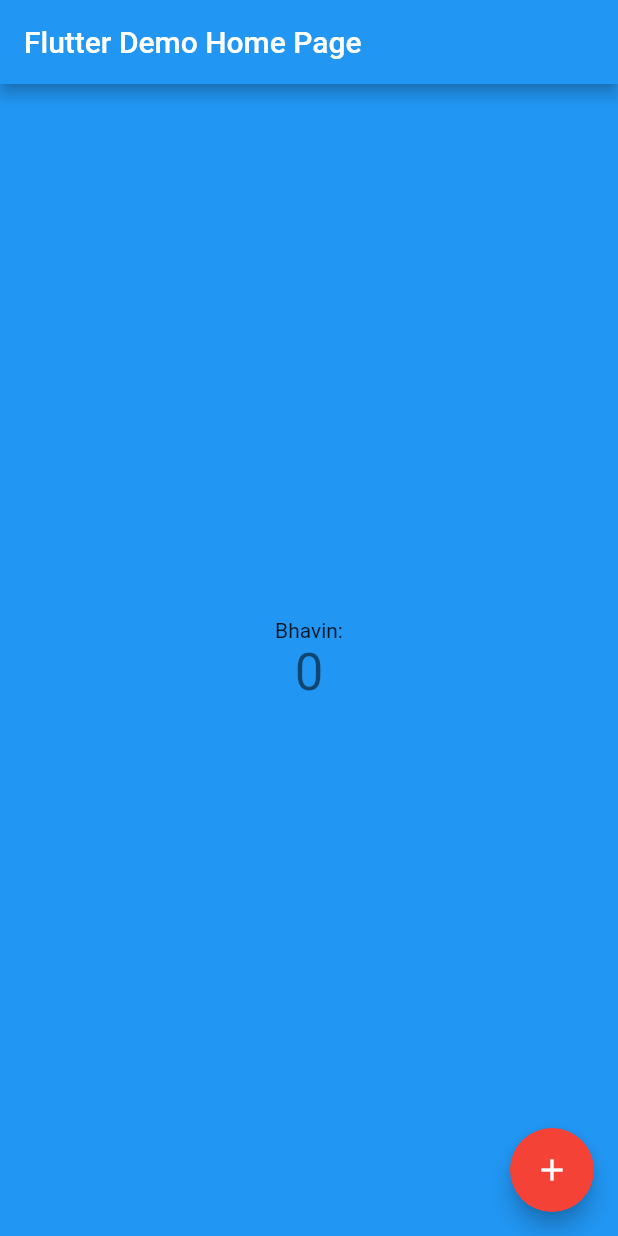
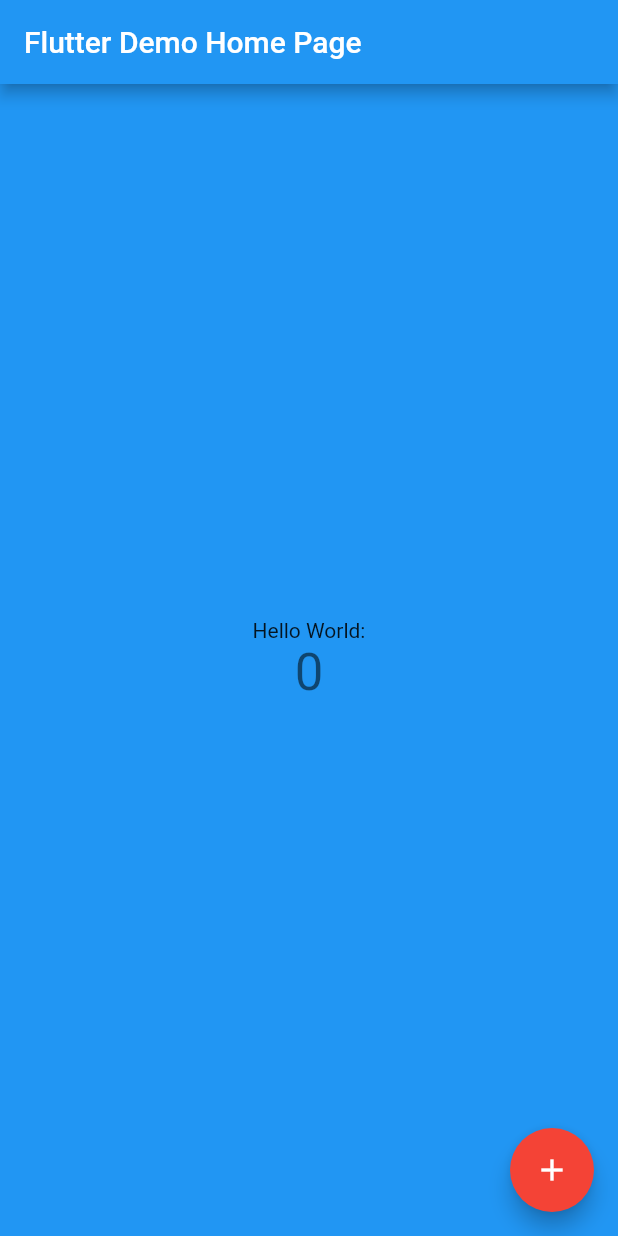
Before and after one commit to rajeshreemistry/flutterCounterApp, a Flutter app: the screen it shows after launch, on a phone screen of 412 x 824 dp. Run offline on Flutter 3.47's test engine with Material 2 defaults, Android fonts, the phone set to English and light mode, and no system bars.

Commit message:
Put Hello World Text

```diff
--- a/lib/main.dart
+++ b/lib/main.dart
@@ -98,7 +98,7 @@ class _MyHomePageState extends State<MyHomePage> {
           children: <Widget>[
             const Text(
                 // 'You have pushed the button this many times:',
-                'Bhavin:'),
+                'Hello World:'),
             Text(
               '$_counter',
               style: Theme.of(context).textTheme.headline4,
```
